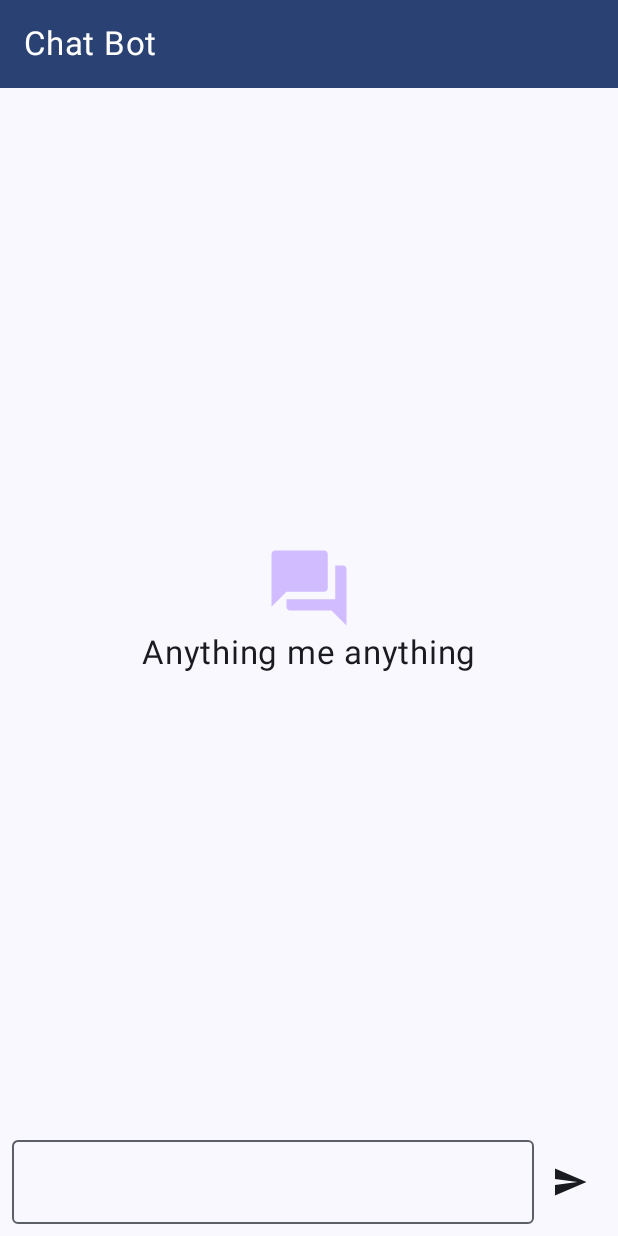
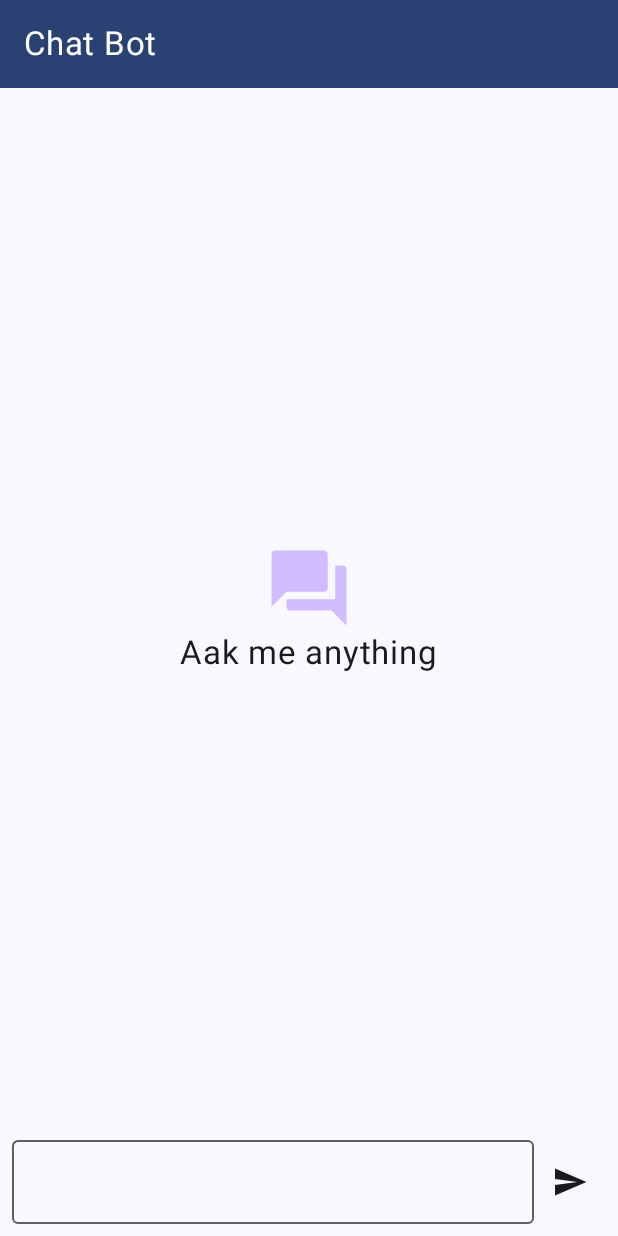
Before and after one commit to devabhishekagrahari/Gemini, an Android app built with Jetpack Compose: the screen it shows after launch (MainActivity), on a phone screen of 412 x 824 dp. Run offline under Robolectric (Android 15) with nearby library versions, the phone set to English and light mode, and no system bars; libraries missing offline, so code that uses them is left out: com.google.ai.client.

Commit message:
ask me anything

```diff
--- a/app/src/main/java/st/masoom/gemini/ChatBot/ChatPage.kt
+++ b/app/src/main/java/st/masoom/gemini/ChatBot/ChatPage.kt
@@ -65,7 +65,7 @@ fun MessageList(modifier: Modifier= Modifier, messageList : List<MessageModel>){
                 painter = painterResource(id = R.drawable.baseline_question_answer_24),
                 contentDescription = "Icon",
                 tint = Purple80)
-            Text(text = "Anything me anything", fontSize = 22.sp)
+            Text(text = "Aak me anything", fontSize = 22.sp)
         }
 
     }else {
```
